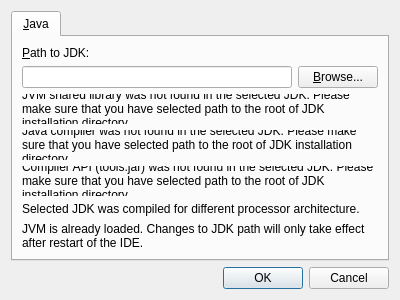
Old version of the form Sources/GUI/SettingsDialog.ui in the repository drunkfly/retrotoolkit.
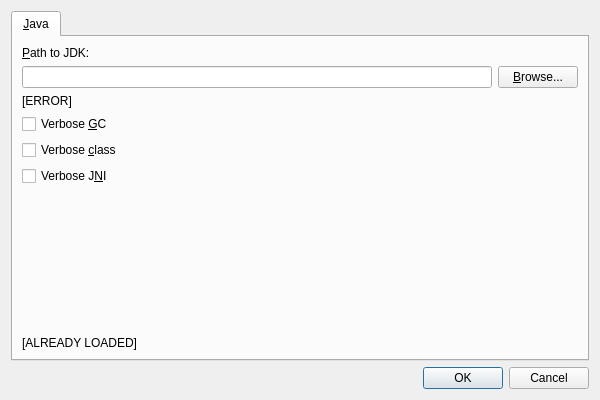
New version of the form.

The edit to the form file:
```diff
--- a/Sources/GUI/SettingsDialog.ui
+++ b/Sources/GUI/SettingsDialog.ui
@@ -6,8 +6,8 @@
    <rect>
     <x>0</x>
     <y>0</y>
-    <width>400</width>
-    <height>300</height>
+    <width>600</width>
+    <height>400</height>
    </rect>
   </property>
   <property name="windowTitle">
@@ -51,7 +51,7 @@
        <item>
         <widget class="QLabel" name="jdkDllNotFoundLabel">
          <property name="text">
-          <string>JVM shared library was not found in the selected JDK. Please make sure that you have selected path to the root of JDK installation directory.</string>
+          <string notr="true">[ERROR]</string>
          </property>
          <property name="wordWrap">
           <bool>true</bool>
@@ -59,42 +59,23 @@
         </widget>
        </item>
        <item>
-        <widget class="QLabel" name="jdkCompilerNotFoundLabel">
+        <widget class="QCheckBox" name="jdkVerboseGC">
          <property name="text">
-          <string>Java compiler was not found in the selected JDK. Please make sure that you have selected path to the root of JDK installation directory.</string>
+          <string>Verbose &amp;GC</string>
          </property>
-         <property name="wordWrap">
-          <bool>true</bool>
-         </property>
         </widget>
        </item>
        <item>
-        <widget class="QLabel" name="jdkToolsJarNotFoundLabel">
+        <widget class="QCheckBox" name="jdkVerboseClass">
          <property name="text">
-          <string>Compiler API (tools.jar) was not found in the selected JDK. Please make sure that you have selected path to the root of JDK installation directory.</string>
+          <string>Verbose &amp;class</string>
          </property>
-         <property name="wordWrap">
-          <bool>true</bool>
-         </property>
         </widget>
        </item>
        <item>
-        <widget class="QLabel" name="jdkWrongArchitectureLabel">
+        <widget class="QCheckBox" name="jdkVerboseJNI">
          <property name="text">
-          <string>Selected JDK was compiled for different processor architecture.</string>
-         </property>
-         <property name="wordWrap">
-          <bool>true</bool>
-         </property>
-        </widget>
-       </item>
-       <item>
-        <widget class="QLabel" name="jdkReloadNoticeLabel">
-         <property name="text">
-          <string>JVM is already loaded. Changes to JDK path will only take effect after restart of the IDE.</string>
-         </property>
-         <property name="wordWrap">
-          <bool>true</bool>
+          <string>Verbose J&amp;NI</string>
          </property>
         </widget>
        </item>
@@ -111,6 +92,16 @@
          </property>
         </spacer>
        </item>
+       <item>
+        <widget class="QLabel" name="jdkAlreadyLoadedLabel">
+         <property name="text">
+          <string notr="true">[ALREADY LOADED]</string>
+         </property>
+         <property name="wordWrap">
+          <bool>true</bool>
+         </property>
+        </widget>
+       </item>
       </layout>
      </widget>
     </widget>
```
Left out of the diff: 2 changed lines with no effect on the pictures.
